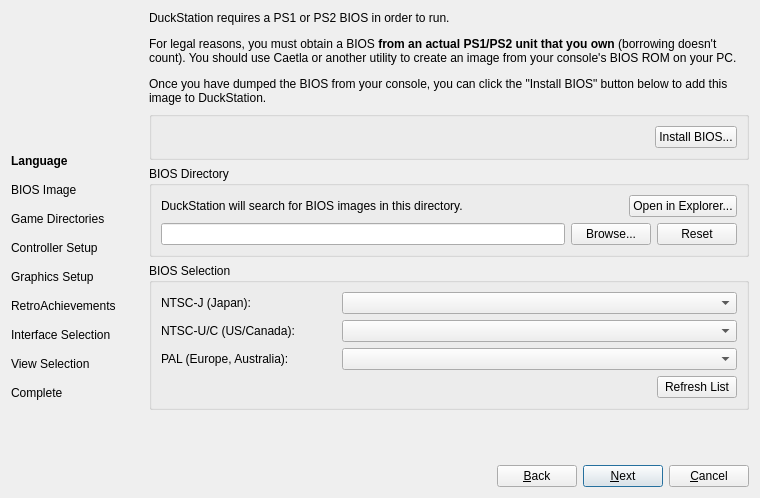
stenzek/duckstation, file src/duckstation-qt/setupwizarddialog.ui: the form before one commit.
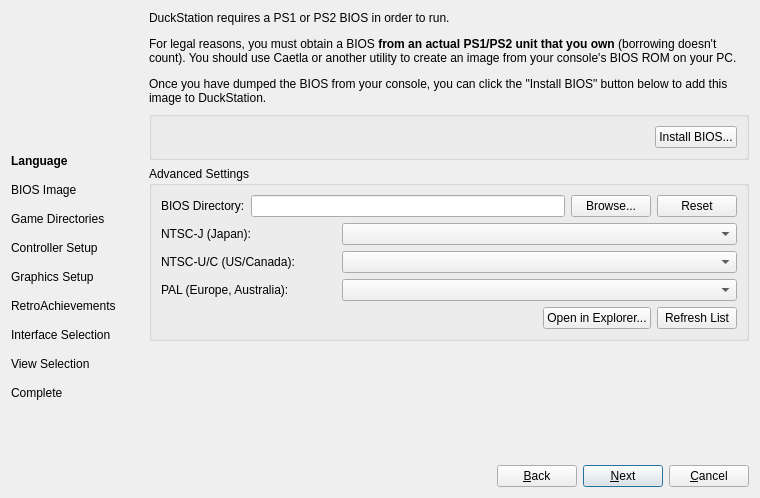
The form after the commit. The open tabs and pages were chosen to show the change. Icons and pictures are not drawn. Custom widgets are drawn as their Qt base class.

Diff of the .ui file:
```diff
--- a/src/duckstation-qt/setupwizarddialog.ui
+++ b/src/duckstation-qt/setupwizarddialog.ui
@@ -350,25 +350,15 @@
        <item>
         <widget class="CollapsibleWidget" name="biosDirectoryGroupBox">
          <property name="title">
-          <string>BIOS Directory</string>
+          <string>Advanced Settings</string>
          </property>
-         <layout class="QGridLayout" name="gridLayout_2">
-          <item row="0" column="0">
-           <layout class="QHBoxLayout" name="horizontalLayout_3" stretch="1,0">
+         <layout class="QVBoxLayout" name="verticalLayout">
             <item>
-             <widget class="QLabel" name="directoryGroupBoxLabel">
-              <property name="text">
-               <string>DuckStation will search for BIOS images in this directory.</string>
-              </property>
-              <property name="wordWrap">
-               <bool>true</bool>
-              </property>
-             </widget>
-            </item>
+           <layout class="QHBoxLayout" name="biosDirectoryLayout">
             <item>
-             <widget class="QPushButton" name="openBiosSearchDirectory">
+             <widget class="QLabel" name="biosDirectoryLabel">
               <property name="text">
-               <string>Open in Explorer...</string>
+               <string>BIOS Directory:</string>
               </property>
               <property name="icon">
                <iconset resource="resources/duckstation-qt.qrc">
@@ -376,10 +366,6 @@
               </property>
              </widget>
             </item>
-           </layout>
-          </item>
-          <item row="1" column="0">
-           <layout class="QHBoxLayout" name="horizontalLayout_4">
             <item>
              <widget class="QLineEdit" name="biosSearchDirectory"/>
             </item>
@@ -407,15 +393,8 @@
             </item>
            </layout>
           </item>
-         </layout>
-        </widget>
-       </item>
        <item>
-        <widget class="CollapsibleWidget" name="biosSelectionBox">
-         <property name="title">
-          <string>BIOS Selection</string>
-         </property>
-         <layout class="QGridLayout" name="gridLayout" columnminimumwidth="175,0">
+           <layout class="QGridLayout" name="biosImagesLayout" columnstretch="0,1" columnminimumwidth="175,0">
           <item row="0" column="0">
            <widget class="QLabel" name="imageNTSCJLabel">
             <property name="text">
@@ -467,8 +446,10 @@
             </property>
            </widget>
           </item>
-          <item row="3" column="0" colspan="2">
-           <layout class="QHBoxLayout" name="biosSelectionActionLayout" stretch="1,0">
+           </layout>
+          </item>
+          <item>
+           <layout class="QHBoxLayout" name="biosButtonsLayout">
             <item>
              <spacer name="biosButtonsSpacer">
               <property name="orientation">
@@ -482,6 +463,17 @@
               </property>
              </spacer>
             </item>
+            <item>
+             <widget class="QPushButton" name="openBiosSearchDirectory">
+              <property name="text">
+               <string>Open in Explorer...</string>
+              </property>
+              <property name="icon">
+               <iconset resource="resources/duckstation-qt.qrc">
+                <normaloff>:/icons/monochrome/svg/open-folder-line.svg</normaloff>:/icons/monochrome/svg/open-folder-line.svg</iconset>
+              </property>
+             </widget>
+            </item>
             <item>
              <widget class="QPushButton" name="refreshBiosList">
               <property name="text">
@@ -505,8 +497,8 @@
          </property>
          <property name="sizeHint" stdset="0">
           <size>
-           <width>1</width>
-           <height>1</height>
+           <width>0</width>
+           <height>0</height>
           </size>
          </property>
         </spacer>
```
Left out of the diff: 4 changed lines with no effect on the pictures. Lines whose indentation alone changed are shown as unchanged.
